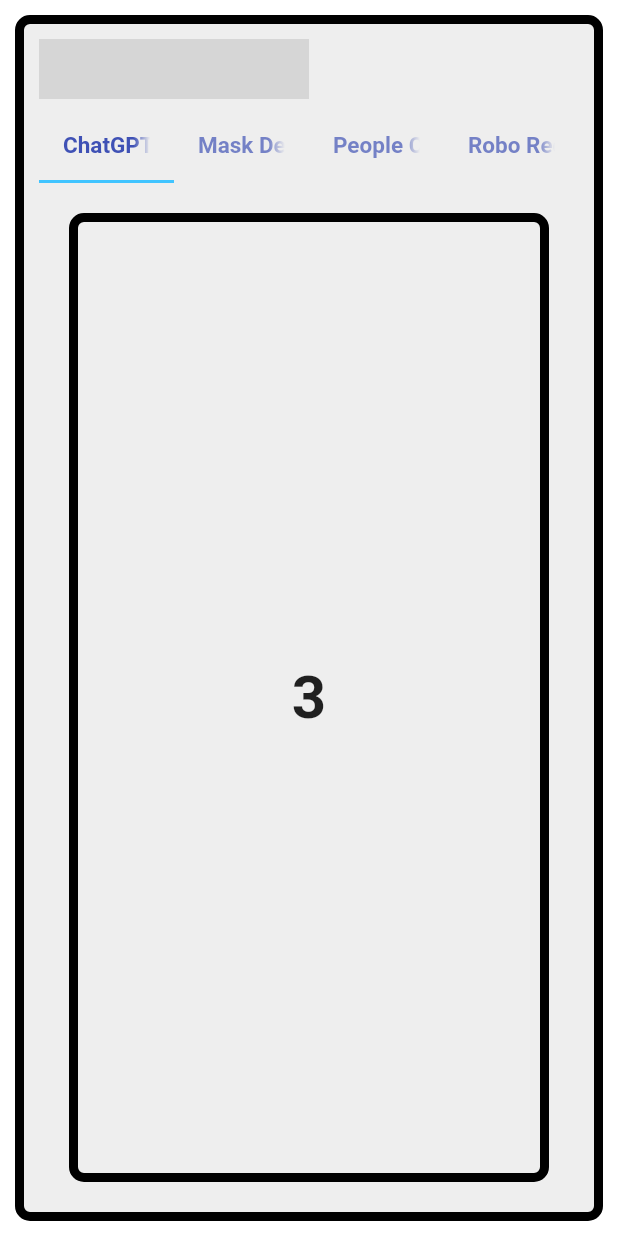
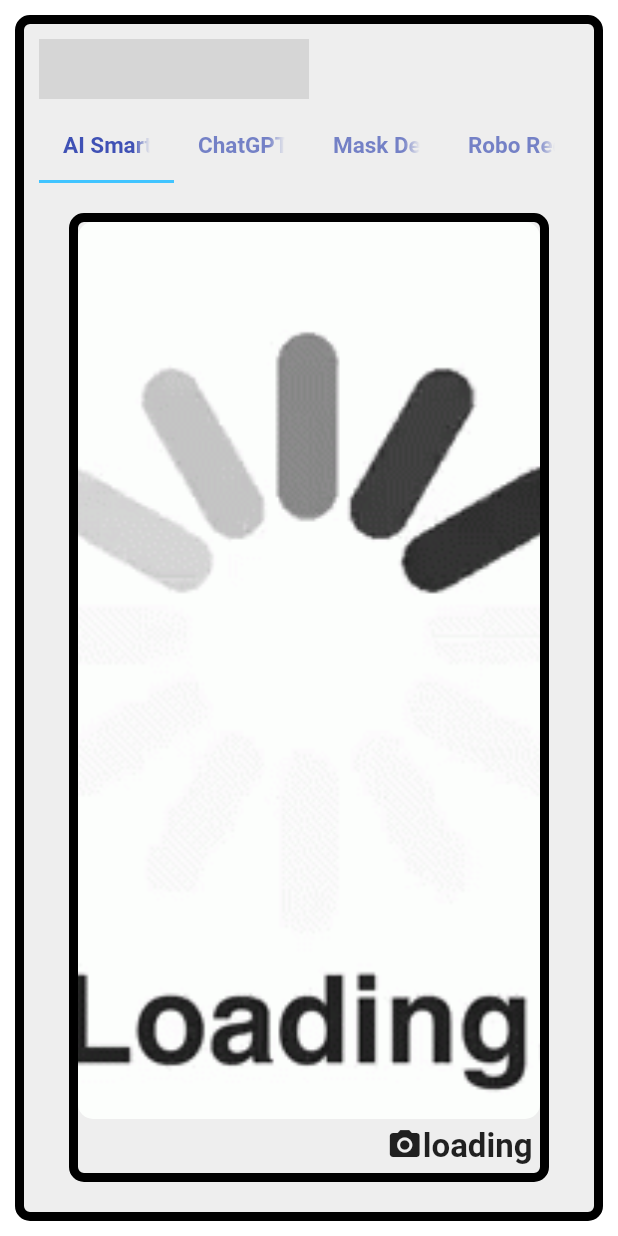
Before and after one commit to lioTauhid/megamind-iot-ui, a Flutter app: the screen it shows after launch, on a phone screen of 412 x 824 dp. Run offline on Flutter 3.47's test engine with Material 2 defaults, Android fonts, the phone set to English and light mode, and no system bars; our stand-ins replace socket_io_client; missing offline and left inert: dart:html; network calls fail; grey boxes are pictures that could not be loaded.

Commit message:
ai smart sign

```diff
--- a/lib/main.dart
+++ b/lib/main.dart
@@ -26,11 +26,12 @@ class _HomePageWidgetState extends State<HomePageWidget>
 
   String userText = 'Say, Hi MegaMind to wakeup bot';
   String botText = '';
+  String genderType = 'loading';
   Map productMap = {};
   int maskState = 2;
 
   // int countDown = 60;
-  int countDown = 10;
+  int countDown = 0;
 
   @override
   void initState() {
@@ -40,11 +41,12 @@ class _HomePageWidgetState extends State<HomePageWidget>
 
     socket.onConnect((_) {
       // print('connected');
-      socket.emit('data_event', {
-        'mask': '2',
-        'botText': '',
-        'userText': 'Say, Hi MegaMind to wakeup bot',
-      });
+      // socket.emit('data_event', {
+      //   'mask': '2',
+      //   'botText': '',
+      //   'userText': 'Say, Hi MegaMind to wakeup bot',
+      //   'genderType': genderType,
+      // });
       showSnackBar(context,
           'ChatGPT Bot is starting \nIt will take 10 second to start', 10);
       // socket.emit('app_event', {'app': '0'});
@@ -56,6 +58,7 @@ class _HomePageWidgetState extends State<HomePageWidget>
       // maskState = int.parse(data['mask']);
       userText = data['userText'];
       botText = data['botText'];
+      genderType = data['genderType'];
       setState(() {});
     });
     // socket.on('product_response', (data) {
@@ -184,13 +187,13 @@ class _HomePageWidgetState extends State<HomePageWidget>
                             indicatorColor: Colors.lightBlueAccent,
                             tabs: const [
                               Tab(
+                                text: 'AI Smart Sign',
+                              ),
+                              Tab(
                                 text: 'ChatGPT Bot',
                               ),
                               Tab(
                                 text: 'Mask Detection',
-                              ),
-                              Tab(
-                                text: 'People Counter',
                               ),
                               Tab(
                                 text: 'Robo Reciptionist',
@@ -201,6 +204,70 @@ class _HomePageWidgetState extends State<HomePageWidget>
                             child: TabBarView(
                               controller: tabController,
                               children: [
+                                Container(
+                                    width: 100,
+                                    height: 100,
+                                    margin:
+                                        const EdgeInsetsDirectional.fromSTEB(
+                                            20, 20, 20, 10),
+                                    alignment: Alignment.center,
+                                    decoration: BoxDecoration(
+                                      color: const Color(0xFFEEEEEE),
+                                      borderRadius: BorderRadius.circular(10),
+                                      border: Border.all(
+                                        width: 6,
+                                      ),
+                                    ),
+                                    child: countDown == 0
+                                        ? Column(
+                                            mainAxisSize: MainAxisSize.max,
+                                            mainAxisAlignment:
+                                                MainAxisAlignment.center,
+                                            children: [
+                                              Expanded(
+                                                flex: 10,
+                                                child: ClipRRect(
+                                                  borderRadius:
+                                                      BorderRadius.circular(10),
+                                                  child: Image.asset(
+                                                    "assets/$genderType.gif",
+                                                    height:
+                                                        Size.infinite.height,
+                                                    // width:
+                                                    //     Size.infinite.width,
+                                                    fit: BoxFit.cover,
+                                                  ),
+                                                ),
+                                              ),
+                                              Padding(
+                                                padding:
+                                                    const EdgeInsets.all(5.0),
+                                                child: Row(
+                                                  mainAxisAlignment:
+                                                      MainAxisAlignment.end,
+                                                  crossAxisAlignment:
+                                                      CrossAxisAlignment.start,
+                                                  children: [
+                                                    const Icon(
+                                                        Icons.camera_alt),
+                                                    Text(
+                                                      genderType,
+                                                      style: const TextStyle(
+                                                          fontSize: 22,
+                                                          fontWeight:
+                                                              FontWeight.bold),
+                                                    ),
+                                                  ],
+                                                ),
+                                              ),
+                                            ],
+                                          )
+                                        : Text(
+                                            "$countDown",
+                                            style: const TextStyle(
+                                                fontSize: 40,
+                                                fontWeight: FontWeight.bold),
+                                          )),
                                 Container(
                                     width: 100,
                                     height: 100,
@@ -346,30 +413,6 @@ class _HomePageWidgetState extends State<HomePageWidget>
                                     ),
                                   ),
                                 ),
-                                Padding(
-                                  padding: const EdgeInsetsDirectional.fromSTEB(
-                                      70, 20, 70, 10),
-                                  child: Container(
-                                    width: 100,
-                                    height: 100,
-                                    alignment: Alignment.center,
-                                    decoration: BoxDecoration(
-                                      color: const Color(0xFFEEEEEE),
-                                      borderRadius: BorderRadius.circular(10),
-                                      border: Border.all(
-                                        width: 6,
-                                      ),
-                                    ),
-                                    child: Text(
-                                      countDown == 0
-                                          ? "Detecting..."
-                                          : "$countDown",
-                                      style: const TextStyle(
-                                          fontSize: 40,
-                                          fontWeight: FontWeight.bold),
-                                    ),
-                                  ),
-                                ),
                                 Container(
                                     width: 100,
                                     height: 100,
```
Also changed, not shown: assets/loading.gif (added), 8 other files.
